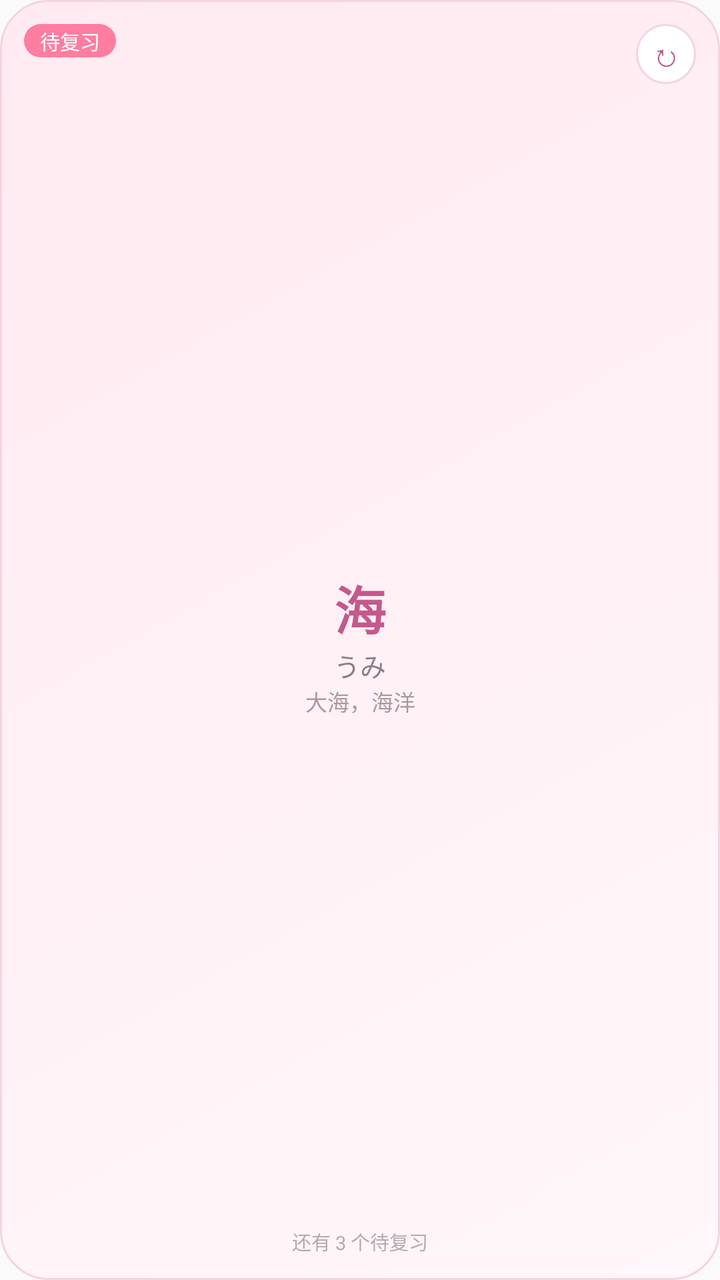
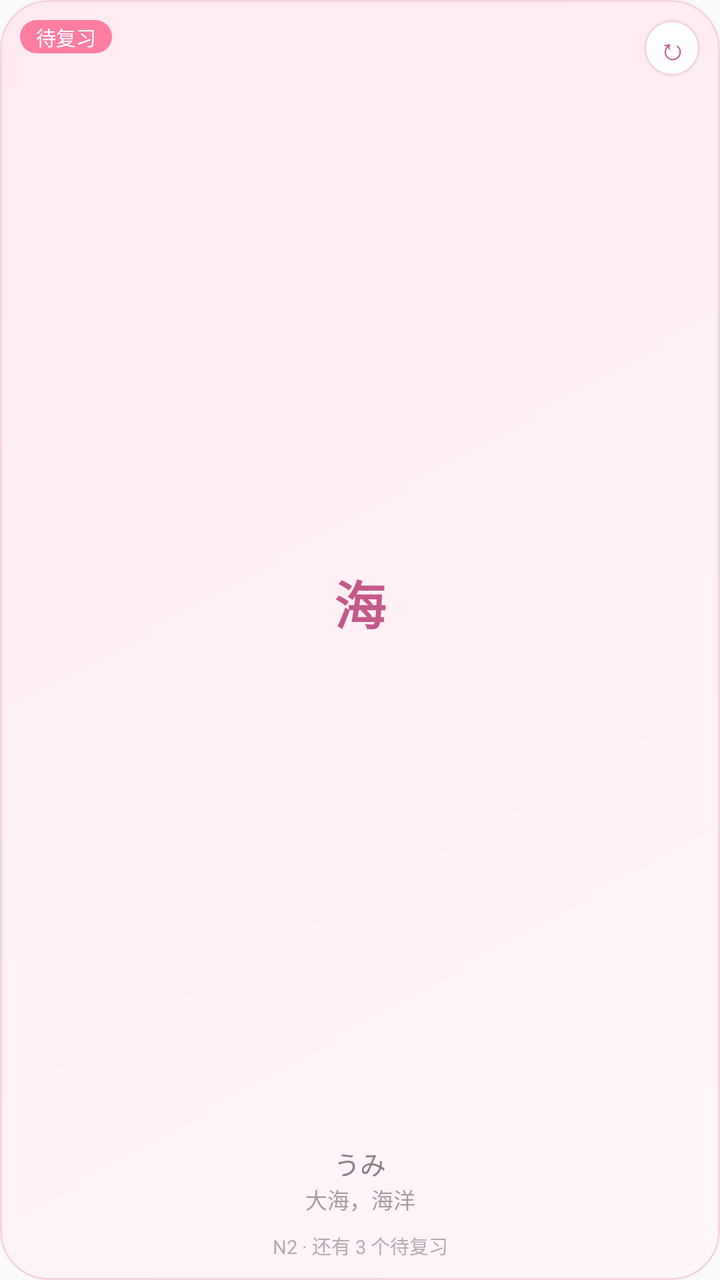

The first picture is an Android layout as it rendered before a commit; the second is the same layout after the commit. The layout source and the unified diff follow.
<!-- AndroidManifest.xml: application theme AppTheme -->
<!-- res/layout/widget_word.xml -->
<?xml version="1.0" encoding="utf-8"?>
<RelativeLayout xmlns:android="http://schemas.android.com/apk/res/android"
    android:id="@+id/widget_root"
    android:layout_width="match_parent"
    android:layout_height="match_parent"
    android:background="@drawable/widget_bg"
    android:padding="12dp">

    
    <TextView
        android:id="@+id/widget_badge"
        android:layout_width="wrap_content"
        android:layout_height="wrap_content"
        android:layout_alignParentStart="true"
        android:layout_alignParentTop="true"
        android:background="@drawable/widget_badge_review"
        android:fontFamily="sans-serif-medium"
        android:gravity="center"
        android:paddingLeft="8dp"
        android:paddingTop="1dp"
        android:paddingRight="8dp"
        android:paddingBottom="1dp"
        android:text="待复习"
        android:textColor="#FFFFFF"
        android:textSize="10sp" />

    
    <TextView
        android:id="@+id/widget_refresh"
        android:layout_width="30dp"
        android:layout_height="30dp"
        android:layout_alignParentEnd="true"
        android:layout_alignParentTop="true"
        android:background="@drawable/widget_refresh_bg"
        android:contentDescription="换一个"
        android:fontFamily="sans-serif"
        android:gravity="center"
        android:text="↻"
        android:textColor="#C4598B"
        android:textSize="16sp" />

    
    <LinearLayout
        android:id="@+id/widget_body"
        android:layout_width="match_parent"
        android:layout_height="wrap_content"
        android:layout_centerVertical="true"
        android:gravity="center_vertical"
        android:orientation="vertical"
        android:paddingTop="10dp"
        android:paddingBottom="6dp">

        <TextView
            android:id="@+id/widget_word"
            android:layout_width="match_parent"
            android:layout_height="wrap_content"
            android:ellipsize="end"
            android:fontFamily="sans-serif-black"
            android:gravity="center"
            android:maxLines="1"
            android:text="海"
            android:textColor="#C4598B"
            android:textSize="26sp" />

        <TextView
            android:id="@+id/widget_kana"
            android:layout_width="match_parent"
            android:layout_height="wrap_content"
            android:ellipsize="end"
            android:gravity="center"
            android:maxLines="1"
            android:text="うみ"
            android:textColor="#8A7E88"
            android:textSize="13sp" />

        <TextView
            android:id="@+id/widget_meaning"
            android:layout_width="match_parent"
            android:layout_height="wrap_content"
            android:ellipsize="end"
            android:gravity="center"
            android:maxLines="1"
            android:text="大海，海洋"
            android:textColor="#A79BA3"
            android:textSize="11sp" />
    </LinearLayout>

    
    <TextView
        android:id="@+id/widget_footer"
        android:layout_width="match_parent"
        android:layout_height="wrap_content"
        android:layout_alignParentBottom="true"
        android:ellipsize="end"
        android:gravity="center"
        android:maxLines="1"
        android:text="还有 3 个待复习"
        android:textColor="#B7A9B1"
        android:textSize="9.5sp" />

</RelativeLayout>
<!-- resources referenced by this layout -->
<resources>
  <!-- drawable widget_badge_review (drawable) -->
  <?xml version="1.0" encoding="utf-8"?>
  <shape xmlns:android="http://schemas.android.com/apk/res/android"
      android:shape="rectangle">
      <solid android:color="#FF7DA0" />
      <corners android:radius="9dp" />
  </shape>
  <!-- drawable widget_bg (drawable) -->
  <?xml version="1.0" encoding="utf-8"?>
  <shape xmlns:android="http://schemas.android.com/apk/res/android"
      android:shape="rectangle">
      <gradient
          android:angle="135"
          android:endColor="#FFEAF1"
          android:startColor="#FFF7FA" />
      <corners android:radius="24dp" />
      <stroke
          android:width="1dp"
          android:color="#F4D4E0" />
  </shape>
  <!-- drawable widget_refresh_bg (drawable) -->
  <?xml version="1.0" encoding="utf-8"?>
  <shape xmlns:android="http://schemas.android.com/apk/res/android"
      android:shape="oval">
      <solid android:color="#FFFFFF" />
      <stroke
          android:width="1dp"
          android:color="#F4D4E0" />
  </shape>
  <style name="AppTheme" parent="Theme.AppCompat.Light.DarkActionBar">
          
          <item name="colorPrimary">@color/colorPrimary</item>
          <item name="colorPrimaryDark">@color/colorPrimaryDark</item>
          <item name="colorAccent">@color/colorAccent</item>
      </style>
</resources>

<!-- the commit's change to res/layout/widget_word.xml (unified diff, before → after) -->
@@ -4,7 +4,7 @@
     android:layout_width="match_parent"
     android:layout_height="match_parent"
     android:background="@drawable/widget_bg"
-    android:padding="12dp">
+    android:padding="10dp">
 
     
     <TextView
@@ -27,33 +27,39 @@
     
     <TextView
         android:id="@+id/widget_refresh"
-        android:layout_width="30dp"
-        android:layout_height="30dp"
+        android:layout_width="28dp"
+        android:layout_height="28dp"
         android:layout_alignParentEnd="true"
         android:layout_alignParentTop="true"
         android:background="@drawable/widget_refresh_bg"
-        android:contentDescription="换一个"
+        android:contentDescription="换下一个单词"
         android:fontFamily="sans-serif"
         android:gravity="center"
         android:text="↻"
         android:textColor="#C4598B"
-        android:textSize="16sp" />
+        android:textSize="15sp" />
 
     
     <LinearLayout
         android:id="@+id/widget_body"
         android:layout_width="match_parent"
-        android:layout_height="wrap_content"
-        android:layout_centerVertical="true"
-        android:gravity="center_vertical"
+        android:layout_height="match_parent"
+        android:layout_above="@+id/widget_footer"
+        android:layout_below="@id/widget_badge"
+        android:layout_marginTop="4dp"
+        android:gravity="center"
         android:orientation="vertical"
-        android:paddingTop="10dp"
-        android:paddingBottom="6dp">
+        android:paddingBottom="8dp">
 
         <TextView
             android:id="@+id/widget_word"
             android:layout_width="match_parent"
-            android:layout_height="wrap_content"
+            android:layout_height="0dp"
+            android:layout_weight="1"
+            android:autoSizeMaxTextSize="26sp"
+            android:autoSizeMinTextSize="14sp"
+            android:autoSizeStepGranularity="1sp"
+            android:autoSizeTextType="uniform"
             android:ellipsize="end"
             android:fontFamily="sans-serif-black"
             android:gravity="center"
@@ -66,6 +72,10 @@
             android:id="@+id/widget_kana"
             android:layout_width="match_parent"
             android:layout_height="wrap_content"
+            android:autoSizeMaxTextSize="13sp"
+            android:autoSizeMinTextSize="9sp"
+            android:autoSizeStepGranularity="1sp"
+            android:autoSizeTextType="uniform"
             android:ellipsize="end"
             android:gravity="center"
             android:maxLines="1"
@@ -77,6 +87,10 @@
             android:id="@+id/widget_meaning"
             android:layout_width="match_parent"
             android:layout_height="wrap_content"
+            android:autoSizeMaxTextSize="11sp"
+            android:autoSizeMinTextSize="8sp"
+            android:autoSizeStepGranularity="1sp"
+            android:autoSizeTextType="uniform"
             android:ellipsize="end"
             android:gravity="center"
             android:maxLines="1"
@@ -94,7 +108,7 @@
         android:ellipsize="end"
         android:gravity="center"
         android:maxLines="1"
-        android:text="还有 3 个待复习"
+        android:text="N2 · 还有 3 个待复习"
         android:textColor="#B7A9B1"
         android:textSize="9.5sp" />
 
